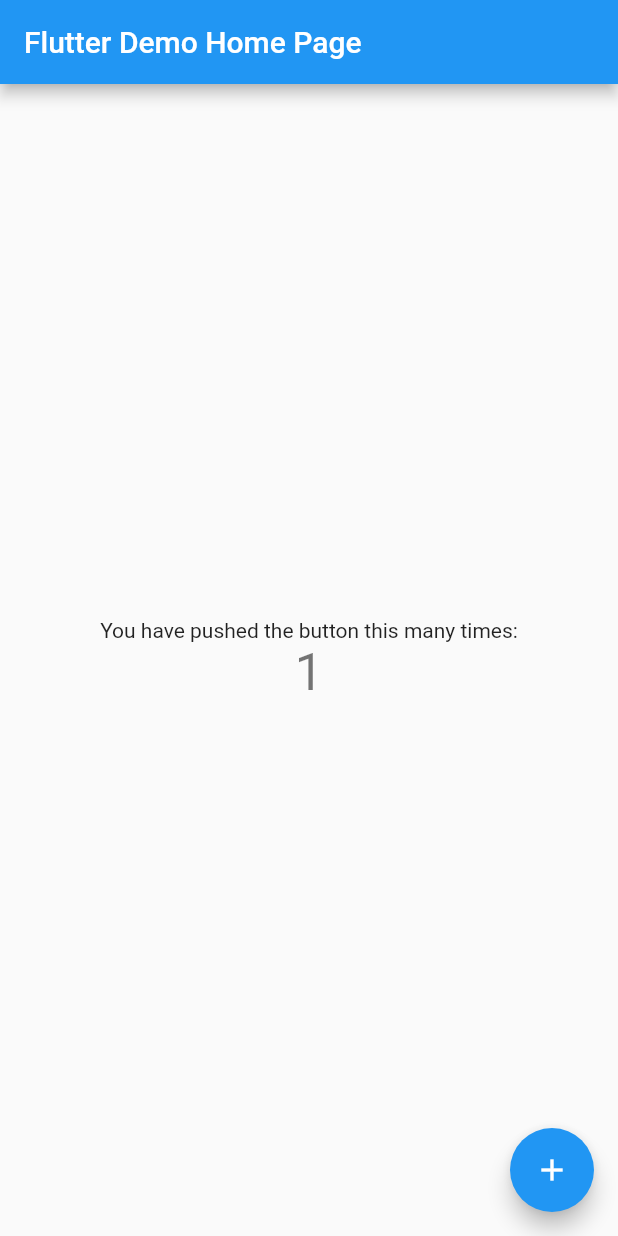
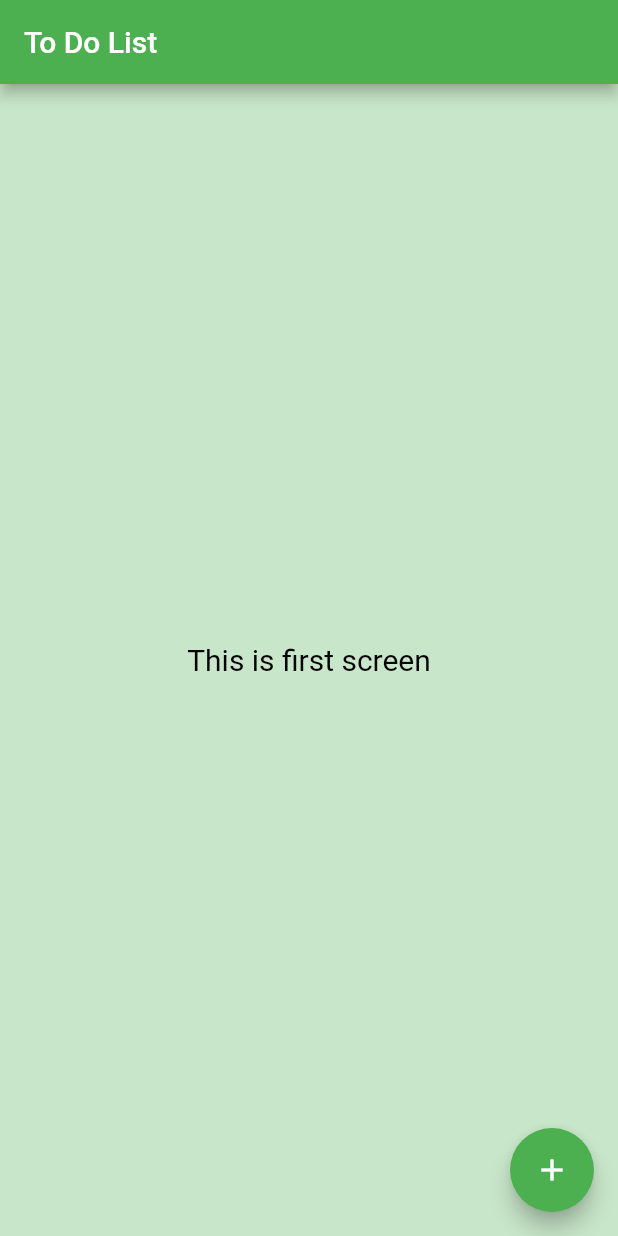
Before and after one commit to zhuravel-dev/ToDoListFlutter, a Flutter app: the screen it shows after launch, after a tap on the "add" icon, on a phone screen of 412 x 824 dp. Run offline on Flutter 3.47's test engine with Material 2 defaults, Android fonts, the phone set to English and light mode, and no system bars.

Commit message:
create design

```diff
--- a/lib/main.dart
+++ b/lib/main.dart
@@ -1,115 +1,36 @@
 import 'package:flutter/material.dart';
 
 void main() {
-  runApp(const MyApp());
+  runApp(const MaterialApp(
+    home: FirstScreen(),
+  ));
 }
 
-class MyApp extends StatelessWidget {
-  const MyApp({Key? key}) : super(key: key);
+class FirstScreen extends StatelessWidget {
+  const FirstScreen({Key? key}) : super(key: key);
 
-  // This widget is the root of your application.
   @override
   Widget build(BuildContext context) {
-    return MaterialApp(
-      title: 'Flutter Demo',
-      theme: ThemeData(
-        // This is the theme of your application.
-        //
-        // Try running your application with "flutter run". You'll see the
-        // application has a blue toolbar. Then, without quitting the app, try
-        // changing the primarySwatch below to Colors.green and then invoke
-        // "hot reload" (press "r" in the console where you ran "flutter run",
-        // or simply save your changes to "hot reload" in a Flutter IDE).
-        // Notice that the counter didn't reset back to zero; the application
-        // is not restarted.
-        primarySwatch: Colors.blue,
+    return Scaffold(
+      backgroundColor: Colors.green[100],
+      appBar: AppBar(
+        title: const Text("To Do List"),
+        backgroundColor: Colors.green,
       ),
-      home: const MyHomePage(title: 'Flutter Demo Home Page'),
+      body: const Center(
+        child: Text(
+          "This is first screen",
+          style: TextStyle(
+              fontSize: 20, color: Colors.black),
+        ),
+      ),
+      floatingActionButton: FloatingActionButton(
+        backgroundColor: Colors.green,
+        onPressed: () {
+          print("Clicked");
+        },
+        child: const Icon(Icons.add),
+      ),
     );
   }
 }
-
-class MyHomePage extends StatefulWidget {
-  const MyHomePage({Key? key, required this.title}) : super(key: key);
-
-  // This widget is the home page of your application. It is stateful, meaning
-  // that it has a State object (defined below) that contains fields that affect
-  // how it looks.
-
-  // This class is the configuration for the state. It holds the values (in this
-  // case the title) provided by the parent (in this case the App widget) and
-  // used by the build method of the State. Fields in a Widget subclass are
-  // always marked "final".
-
-  final String title;
-
-  @override
-  State<MyHomePage> createState() => _MyHomePageState();
-}
-
-class _MyHomePageState extends State<MyHomePage> {
-  int _counter = 0;
-
-  void _incrementCounter() {
-    setState(() {
-      // This call to setState tells the Flutter framework that something has
-      // changed in this State, which causes it to rerun the build method below
-      // so that the display can reflect the updated values. If we changed
-      // _counter without calling setState(), then the build method would not be
-      // called again, and so nothing would appear to happen.
-      _counter++;
-    });
-  }
-
-  @override
-  Widget build(BuildContext context) {
-    // This method is rerun every time setState is called, for instance as done
-    // by the _incrementCounter method above.
-    //
-    // The Flutter framework has been optimized to make rerunning build methods
-    // fast, so that you can just rebuild anything that needs updating rather
-    // than having to individually change instances of widgets.
-    return Scaffold(
-      appBar: AppBar(
-        // Here we take the value from the MyHomePage object that was created by
-        // the App.build method, and use it to set our appbar title.
-        title: Text(widget.title),
-      ),
-      body: Center(
-        // Center is a layout widget. It takes a single child and positions it
-        // in the middle of the parent.
-        child: Column(
-          // Column is also a layout widget. It takes a list of children and
-          // arranges them vertically. By default, it sizes itself to fit its
-          // children horizontally, and tries to be as tall as its parent.
-          //
-          // Invoke "debug painting" (press "p" in the console, choose the
-          // "Toggle Debug Paint" action from the Flutter Inspector in Android
-          // Studio, or the "Toggle Debug Paint" command in Visual Studio Code)
-          // to see the wireframe for each widget.
-          //
-          // Column has various properties to control how it sizes itself and
-          // how it positions its children. Here we use mainAxisAlignment to
-          // center the children vertically; the main axis here is the vertical
-          // axis because Columns are vertical (the cross axis would be
-          // horizontal).
-          mainAxisAlignment: MainAxisAlignment.center,
-          children: <Widget>[
-            const Text(
-              'You have pushed the button this many times:',
-            ),
-            Text(
-              '$_counter',
-              style: Theme.of(context).textTheme.headline4,
-            ),
-          ],
-        ),
-      ),
-      floatingActionButton: FloatingActionButton(
-        onPressed: _incrementCounter,
-        tooltip: 'Increment',
-        child: const Icon(Icons.add),
-      ), // This trailing comma makes auto-formatting nicer for build methods.
-    );
-  }
-}
```
Also changed, not shown: 1 other file.
